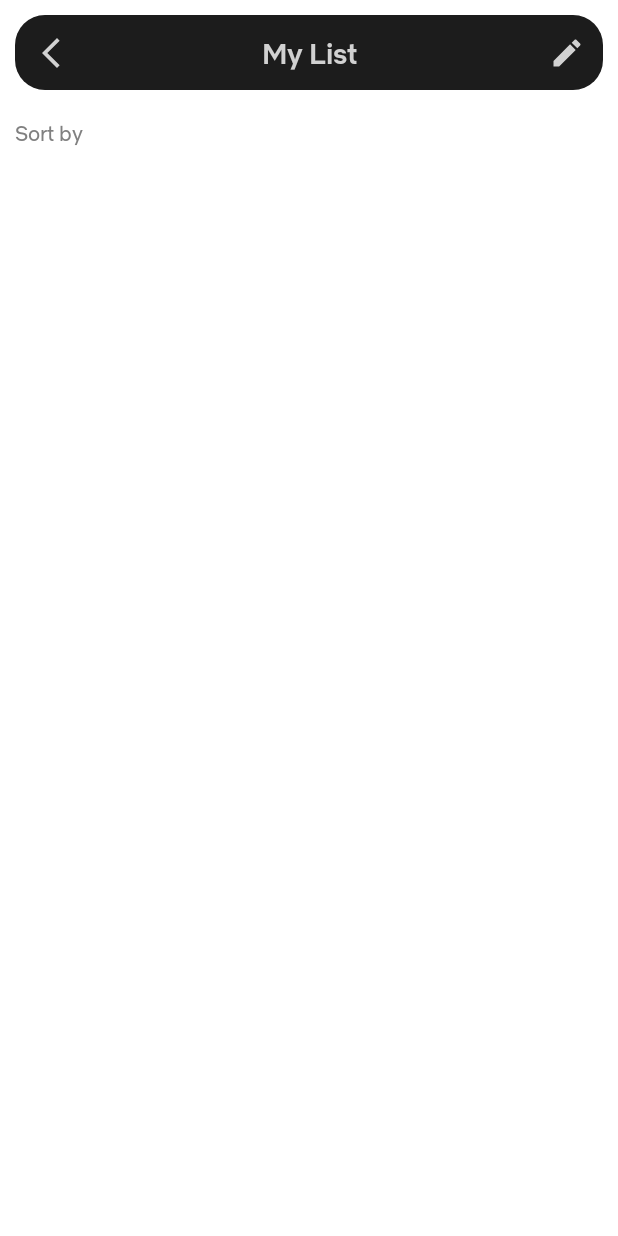
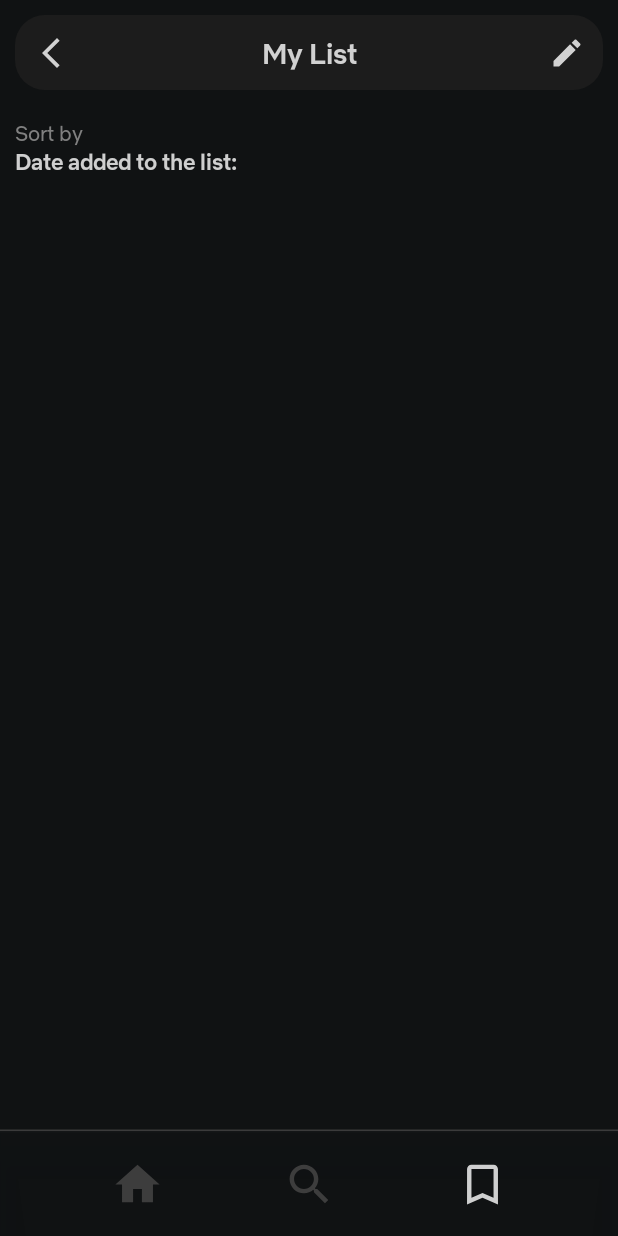
Before and after one commit to ingridoo123/MovieApp, an Android app built with Jetpack Compose: the composable SetupNavGraph shown on its own in the app's theme, after a tap on "Favourites", on a phone screen of 412 x 824 dp. Run offline under Robolectric (Android 15) with nearby library versions, the phone set to English and light mode, and no system bars; our stand-ins replace Dagger/Hilt's generated code, Room's generated code, paging; libraries missing offline, so code that uses them is left out: dev.chrisbanes.haze; pictures from the network do not load.

Commit message:
Bottom Bar

```diff
--- a/app/src/main/java/com/example/movieapp/navigation/NavGraph.kt
+++ b/app/src/main/java/com/example/movieapp/navigation/NavGraph.kt
@@ -1,5 +1,6 @@
 package com.example.movieapp.navigation
 
+import android.annotation.SuppressLint
 import android.util.Log
 import androidx.compose.animation.core.FastOutSlowInEasing
 import androidx.compose.animation.core.tween
@@ -9,23 +10,53 @@ import androidx.compose.animation.slideInHorizontally
 import androidx.compose.animation.slideInVertically
 import androidx.compose.animation.slideOutHorizontally
 import androidx.compose.animation.slideOutVertically
+import androidx.compose.material.Scaffold
 import androidx.compose.runtime.Composable
+import androidx.compose.runtime.getValue
+import androidx.compose.runtime.mutableStateOf
+import androidx.compose.runtime.remember
+import androidx.compose.runtime.setValue
 import androidx.core.graphics.rotationMatrix
 import androidx.navigation.NavController
 import androidx.navigation.NavHostController
 import androidx.navigation.NavType
 import androidx.navigation.compose.NavHost
 import androidx.navigation.compose.composable
+import androidx.navigation.compose.currentBackStackEntryAsState
 import androidx.navigation.navArgument
+import com.example.movieapp.presentation.components.MovieBottomBar
 import com.example.movieapp.presentation.screens.all_screen.AllGenresScreen
 import com.example.movieapp.presentation.screens.details.MovieDetailsScreen
 import com.example.movieapp.presentation.screens.favourite.FavouriteScreen
 
 import com.example.movieapp.presentation.screens.home.SimpleHomeScreen
+import com.example.movieapp.presentation.screens.search.SearchScreen
 import com.example.movieapp.presentation.screens.splash.SplashScreen
+import com.example.movieapp.ui.theme.background
 
+@SuppressLint("UnusedMaterialScaffoldPaddingParameter")
 @Composable
 fun SetupNavGraph(navController: NavHostController) {
+
+    var selectedTab by remember { mutableStateOf(0) }
+
+    val currentRoute = navController
+        .currentBackStackEntryAsState().value?.destination?.route
+
+    val showBottomBar = currentRoute?.startsWith(Screen.Home.route) == true ||
+            currentRoute?.startsWith(Screen.Search.route) == true ||
+            currentRoute?.startsWith(Screen.Favourite.route) == true
+
+
+    Scaffold(
+        bottomBar = {
+            if (showBottomBar) {
+                MovieBottomBar(navController = navController, selectedTab = selectedTab)
+            }
+        },
+        backgroundColor = background
+    )
+    {
         NavHost(
             navController = navController,
             startDestination = Screen.Launch.route
@@ -38,6 +69,7 @@ fun SetupNavGraph(navController: NavHostController) {
             }
             composable(route = Screen.Home.route) {
                 //HomeScreen(navController = navController)
+                selectedTab = 0
                 SimpleHomeScreen(navController = navController)
 
             }
@@ -58,6 +90,7 @@ fun SetupNavGraph(navController: NavHostController) {
                                 easing = FastOutSlowInEasing
                             )
                         )
+
                         else -> slideInHorizontally(
                             initialOffsetX = { fullWidth -> fullWidth },
                             animationSpec = tween(
@@ -114,6 +147,7 @@ fun SetupNavGraph(navController: NavHostController) {
                                 easing = FastOutSlowInEasing
                             )
                         )
+
                         else -> slideOutHorizontally(
                             targetOffsetX = { fullWidth -> -fullWidth },
                             animationSpec = tween(
@@ -136,19 +170,19 @@ fun SetupNavGraph(navController: NavHostController) {
             }
             composable(
                 route = Screen.AllMovies.route + "/{seeAllTags}",
-            arguments = listOf(navArgument("seeAllTags") {type = NavType.StringType})
+                arguments = listOf(navArgument("seeAllTags") { type = NavType.StringType })
             ) {
                 Log.d("PASSED_KEY_All", "RootNavigation: " + it.arguments?.getString("seeAllTags"))
             }
             composable(
                 route = Screen.GenreWise.route + "/{genId}" + "/{genName}",
                 arguments = listOf(
-                navArgument("genId") {type = NavType.StringType},
-                navArgument("genName") {type = NavType.StringType}
+                    navArgument("genId") { type = NavType.StringType },
+                    navArgument("genName") { type = NavType.StringType }
                 )
             ) {
                 AllGenresScreen(
-                navController = navController ,
+                    navController = navController,
                     genId = it.arguments?.getString("genId") ?: "1",
                     genName = it.arguments?.getString("genName") ?: ""
                 )
@@ -157,11 +191,14 @@ fun SetupNavGraph(navController: NavHostController) {
             composable(
                 route = Screen.Search.route
             ) {
+                selectedTab = 1
+                SearchScreen(navController)
 
             }
             composable(
                 route = Screen.Favourite.route,
             ) {
+                selectedTab = 2
                 FavouriteScreen(navController = navController)
             }
             composable(
@@ -170,5 +207,9 @@ fun SetupNavGraph(navController: NavHostController) {
 
             }
         }
+    }
+
+
+
 
 }
--- /dev/null
+++ b/app/src/main/java/com/example/movieapp/presentation/components/BottomBar.kt
@@ -0,0 +1,92 @@
+package com.example.movieapp.presentation.components
+
+import androidx.compose.foundation.border
+import androidx.compose.foundation.layout.Arrangement
+import androidx.compose.foundation.layout.Row
+import androidx.compose.foundation.layout.fillMaxSize
+import androidx.compose.foundation.layout.fillMaxWidth
+import androidx.compose.foundation.layout.height
+import androidx.compose.foundation.layout.padding
+import androidx.compose.foundation.layout.size
+import androidx.compose.foundation.shape.RoundedCornerShape
+import androidx.compose.material.icons.Icons
+import androidx.compose.material.icons.filled.BookmarkBorder
+import androidx.compose.material.icons.filled.Bookmarks
+import androidx.compose.material.icons.filled.Home
+import androidx.compose.material.icons.filled.Search
+import androidx.compose.material3.Icon
+import androidx.compose.material3.IconButton
+import androidx.compose.material3.Surface
+import androidx.compose.runtime.Composable
+import androidx.compose.ui.Alignment
+import androidx.compose.ui.Modifier
+import androidx.compose.ui.draw.clip
+import androidx.compose.ui.draw.drawBehind
+import androidx.compose.ui.geometry.Offset
+import androidx.compose.ui.graphics.Color
+import androidx.compose.ui.unit.dp
+import androidx.navigation.NavController
+import com.example.movieapp.navigation.Screen
+import com.example.movieapp.ui.theme.background
+import com.example.movieapp.ui.theme.component
+import com.example.movieapp.ui.theme.componentLighter
+import com.example.movieapp.ui.theme.top_bar_component
+
+@Composable
+fun MovieBottomBar(navController: NavController, selectedTab: Int) {
+
+    val items = listOf(
+        Screen.Home to Icons.Default.Home,
+        Screen.Search to Icons.Default.Search,
+        Screen.Favourite to Icons.Default.BookmarkBorder
+    )
+
+    Surface(
+        modifier = Modifier
+            .fillMaxWidth()
+            .height(70.dp)
+            .drawBehind {
+                drawLine(
+                    color = component,
+                    start = Offset(0f, 0f),
+                    end = Offset(size.width, 0f),
+                    strokeWidth = 2.dp.toPx(),
+                )
+            }
+            ,
+        color = background.copy(alpha = 0.9f),
+        tonalElevation = 5.dp,
+        shadowElevation = 10.dp
+    ){
+        Row(
+            modifier = Modifier.fillMaxWidth(),
+            horizontalArrangement = Arrangement.SpaceEvenly,
+            verticalAlignment = Alignment.CenterVertically
+        ) {
+            items.forEachIndexed { index, (screen, icon) ->
+                val isSelected = selectedTab == index
+
+                IconButton(onClick = {
+                    if(navController.currentDestination?.route != screen.route) {
+                        navController.navigate(screen.route) {
+                            popUpTo(navController.graph.startDestinationId) { saveState = true }
+                            launchSingleTop = true
+                            restoreState = true
+                        }
+                    }
+                }) {
+                    Icon(
+                        imageVector = icon,
+                        contentDescription = screen.route,
+                        tint = if(isSelected) Color.White.copy(0.8f) else component,
+                        modifier = Modifier.size(35.dp)
+                    )
+
+                }
+
+
+            }
+        }
+    }
+
+}
--- a/app/src/main/java/com/example/movieapp/presentation/components/MovieItem.kt
+++ b/app/src/main/java/com/example/movieapp/presentation/components/MovieItem.kt
@@ -153,8 +153,8 @@ fun MovieDataItem(movieInfo: MovieDetailsDTO?, navController: NavController, vie
             Image(
                 painter = rememberAsyncImagePainter(model = BASE_BACKDROP_IMAGE_URL + movieInfo!!.backdropPath),
                 contentDescription = "",
-                contentScale = ContentScale.FillHeight,
-                modifier = Modifier.fillMaxSize()
+                contentScale = ContentScale.Crop,
+                modifier = Modifier.fillMaxWidth().height(350.dp)
             )
             Box(
                 modifier = Modifier
```
Also changed, not shown: app/src/main/java/com/example/movieapp/presentation/screens/search/SearchScreen.kt (added, +28 -0 lines). Lines whose indentation alone changed are shown as unchanged.
